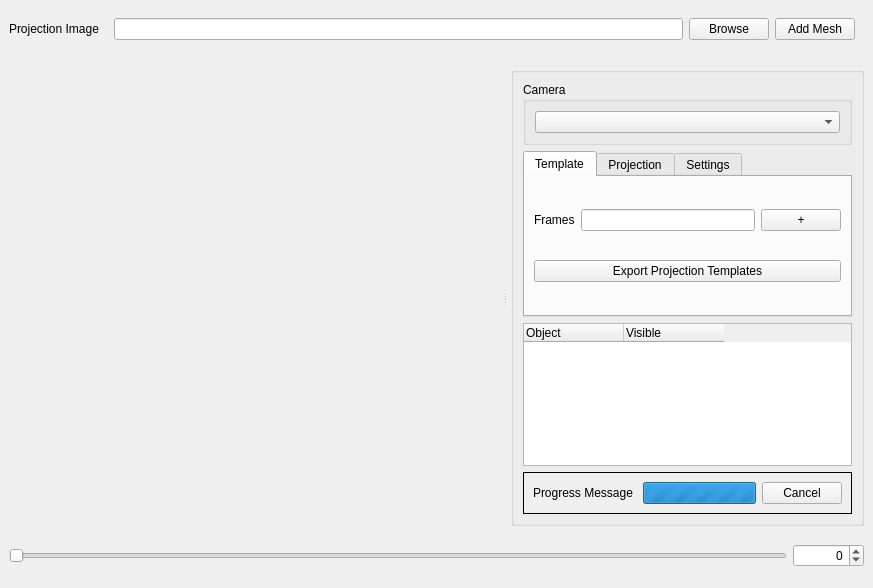
First picture: the form in src/projector.ui, repository markreidvfx/glprojectiontool, before the edit.
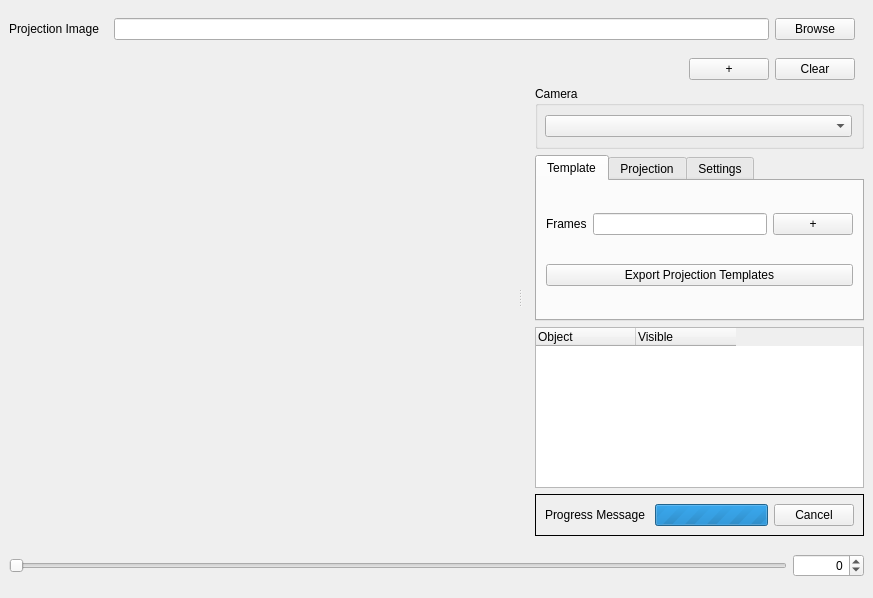
Second picture: the form after the edit. Custom widgets are drawn as their Qt base class.

Diff of the .ui file:
```diff
--- a/src/projector.ui
+++ b/src/projector.ui
@@ -7,7 +7,7 @@
     <x>0</x>
     <y>0</y>
     <width>873</width>
-    <height>588</height>
+    <height>598</height>
    </rect>
   </property>
   <property name="sizePolicy">
@@ -47,6 +47,9 @@
       <enum>QFrame::Raised</enum>
      </property>
      <layout class="QHBoxLayout" name="horizontalLayout">
+      <property name="bottomMargin">
+       <number>0</number>
+      </property>
       <item>
        <widget class="QLabel" name="label">
         <property name="text">
@@ -72,13 +75,6 @@
          <property name="sizeConstraint">
           <enum>QLayout::SetMinimumSize</enum>
          </property>
-         <item row="0" column="2">
-          <widget class="QPushButton" name="browse_mesh_button">
-           <property name="text">
-            <string>Add Mesh</string>
-           </property>
-          </widget>
-         </item>
          <item row="0" column="0">
           <widget class="QLineEdit" name="imageplane_path"/>
          </item>
@@ -138,7 +134,7 @@
           </sizepolicy>
          </property>
         </widget>
-        <widget class="QGroupBox" name="properites_groupBox">
+        <widget class="QFrame" name="properites_frame">
          <property name="sizePolicy">
           <sizepolicy hsizetype="Minimum" vsizetype="Preferred">
            <horstretch>0</horstretch>
@@ -155,12 +151,78 @@
           <property name="sizeConstraint">
            <enum>QLayout::SetNoConstraint</enum>
           </property>
+          <property name="topMargin">
+           <number>0</number>
+          </property>
+          <property name="rightMargin">
+           <number>0</number>
+          </property>
+          <property name="bottomMargin">
+           <number>0</number>
+          </property>
+          <item>
+           <widget class="QFrame" name="frame">
+            <property name="frameShape">
+             <enum>QFrame::NoFrame</enum>
+            </property>
+            <property name="frameShadow">
+             <enum>QFrame::Plain</enum>
+            </property>
+            <layout class="QHBoxLayout" name="horizontalLayout_6">
+             <property name="topMargin">
+              <number>0</number>
+             </property>
+             <property name="bottomMargin">
+              <number>0</number>
+             </property>
+             <item>
+              <spacer name="horizontalSpacer">
+               <property name="orientation">
+                <enum>Qt::Horizontal</enum>
+               </property>
+               <property name="sizeHint" stdset="0">
+                <size>
+                 <width>40</width>
+                 <height>20</height>
+                </size>
+               </property>
+              </spacer>
+             </item>
+             <item>
+              <widget class="QPushButton" name="browse_mesh_button">
+               <property name="toolTip">
+                <string>&lt;html&gt;&lt;head/&gt;&lt;body&gt;&lt;p&gt;Add Mesh&lt;/p&gt;&lt;/body&gt;&lt;/html&gt;</string>
+               </property>
+               <property name="text">
+                <string>+</string>
+               </property>
+              </widget>
+             </item>
+             <item>
+              <widget class="QPushButton" name="pushButton">
+               <property name="toolTip">
+                <string>&lt;html&gt;&lt;head/&gt;&lt;body&gt;&lt;p&gt;Clear loaded mesh&lt;/p&gt;&lt;/body&gt;&lt;/html&gt;</string>
+               </property>
+               <property name="text">
+                <string>Clear</string>
+               </property>
+              </widget>
+             </item>
+            </layout>
+           </widget>
+          </item>
           <item>
            <widget class="QGroupBox" name="camera_group">
             <property name="title">
              <string>Camera</string>
             </property>
             <layout class="QVBoxLayout" name="verticalLayout_4">
+             <property name="leftMargin">
+              <number>7</number>
+             </property>
+             <property name="topMargin">
+              <number>9</number>
+             </property>
              <item>
               <widget class="QComboBox" name="camera_select"/>
              </item>
@@ -183,6 +245,9 @@
               <string>Template</string>
              </attribute>
              <layout class="QVBoxLayout" name="verticalLayout_7">
+              <property name="spacing">
+               <number>6</number>
+              </property>
               <item>
                <layout class="QGridLayout" name="gridLayout_2">
                 <property name="sizeConstraint">
```
